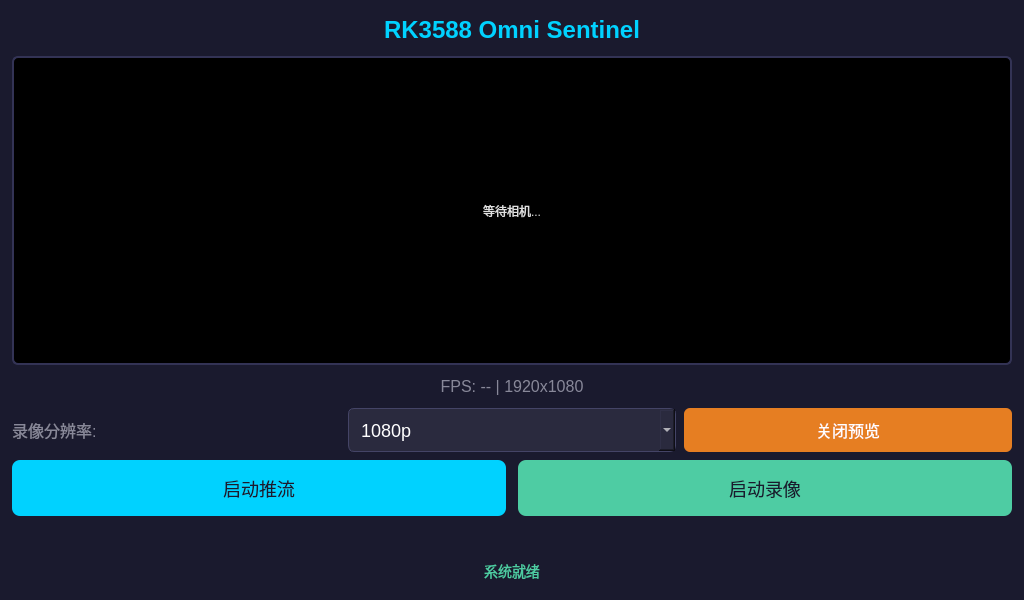
This is Software/APP/SentinelQT/widget.ui in Davin-Liang/RK3588-Omni-Sentinel as Qt 5 draws it before an edit. The edited form follows.
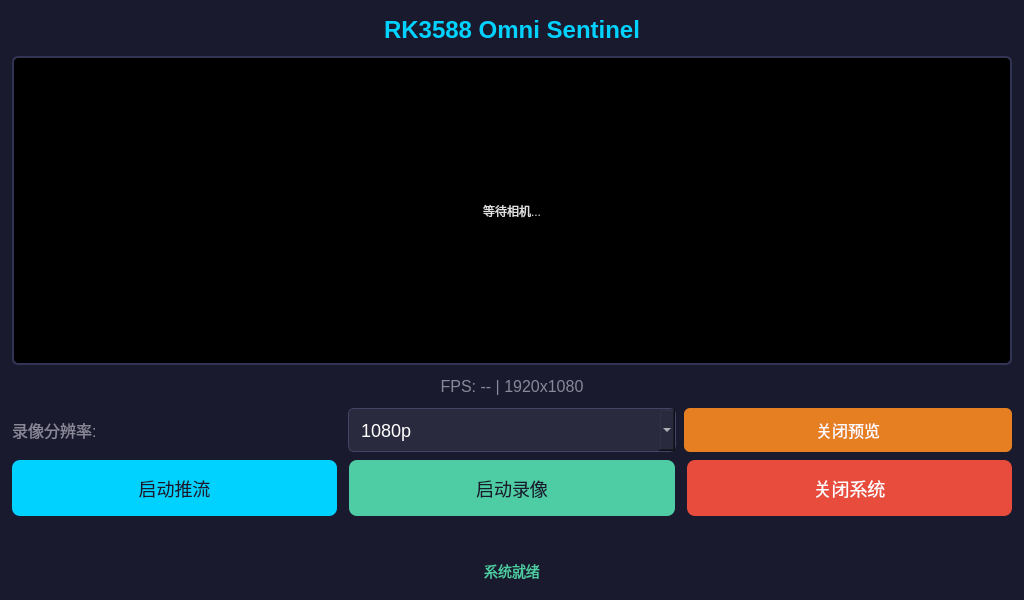
This is the edited form.

Commit message: feat(SentinelQT): add master system toggle button to stop/start entire camera pipeline

The edit to the form file:
```diff
--- a/Software/APP/SentinelQT/widget.ui
+++ b/Software/APP/SentinelQT/widget.ui
@@ -105,6 +105,15 @@
        </property>
       </widget>
      </item>
+     <item>
+      <widget class="QPushButton" name="btnSystem">
+       <property name="text"><string>关闭系统</string></property>
+       <property name="minimumSize"><size><width>0</width><height>56</height></size></property>
+       <property name="styleSheet">
+        <string notr="true">font-size: 18px; background-color: #e74c3c; color: #ffffff; border: none; border-radius: 8px;</string>
+       </property>
+      </widget>
+     </item>
     </layout>
    </item>
    <item>
```
The commit also changes 2 other files.
